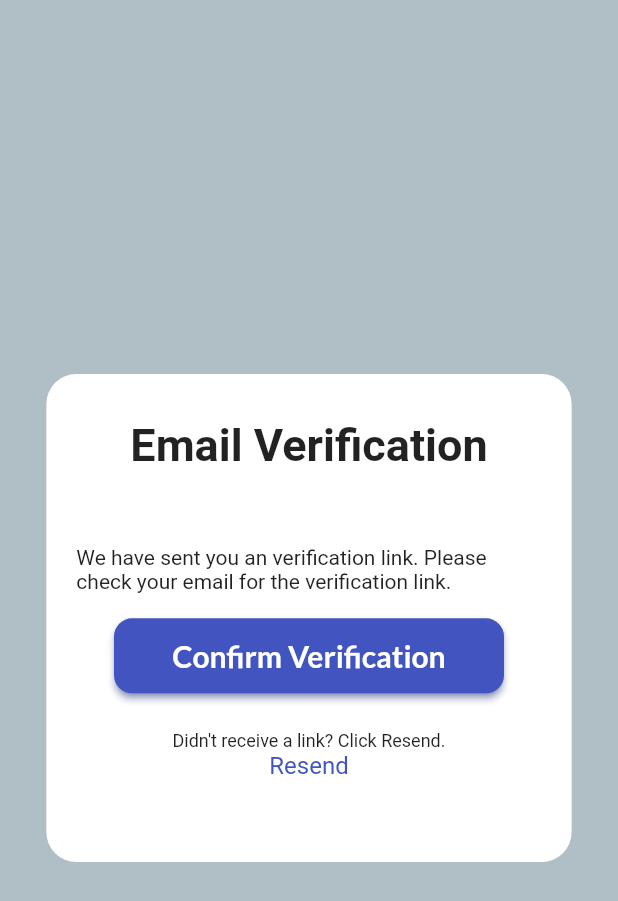
After one commit to fearalert/travelapp, a Flutter app: the ConfirmEmailVerification screen opened by its route, on a phone screen of 412 x 824 dp. The commit adds this screen. Shown: the top 901 px of the screen. Run offline on Flutter 3.47's test engine with Material 2 defaults, Android fonts, the phone set to English and light mode, and no system bars; our stand-ins replace cloud_firestore, firebase_auth, firebase_core, firebase_database, get, google_fonts; missing offline and left inert: splash_screen_view, staggered_grid_view_flutter; accounts and stored records are empty; Roboto replaces fonts that are missing (Laila).

Commit message:
email verification

```diff
--- a/lib/navigationtab/homepage.dart
+++ b/lib/navigationtab/homepage.dart
@@ -37,7 +37,7 @@ class _HomePageState extends State<HomePage> {
   Widget build(BuildContext context) {
     final searchController = TextEditingController();
     final List<String> categoryName = [
-      '${loggedInUser.name}',
+      'Pokhara',
       'Mustang',
       'Lumbini',
       'Kanyam',
--- /dev/null
+++ b/lib/screens/confirmverification.dart
@@ -0,0 +1,166 @@
+import 'package:flutter/material.dart';
+import 'package:get/get.dart';
+import 'package:google_fonts/google_fonts.dart';
+import 'package:travelapp/constants/constants.dart';
+import 'package:travelapp/navigationtab/homepage.dart';
+import 'package:travelapp/screens/register.dart';
+import 'package:travelapp/utils/utils.dart';
+
+class ConfirmEmailVerification extends StatelessWidget {
+  static const id = '/confiemverification';
+
+  const ConfirmEmailVerification({Key? key}) : super(key: key);
+
+  @override
+  Widget build(BuildContext context) {
+    Size size = MediaQuery.of(context).size;
+    return Scaffold(
+      backgroundColor: Colors.blueGrey[200],
+      body: Stack(children: [
+        SizedBox(
+          width: size.width,
+          height: size.height,
+          child: Align(
+            alignment: Alignment.center,
+            child: Container(
+              width: size.width * 0.85,
+              padding: const EdgeInsets.symmetric(horizontal: 20, vertical: 30),
+              decoration: BoxDecoration(
+                color: Colors.white,
+                borderRadius: BorderRadius.circular(20),
+              ),
+              child: SingleChildScrollView(
+                child: Center(
+                  child: Column(
+                    crossAxisAlignment: CrossAxisAlignment.center,
+                    mainAxisAlignment: MainAxisAlignment.center,
+                    children: <Widget>[
+                      // SizedBox(height: size.height * 0.08),
+                      Center(
+                        child: Text(
+                          "Email Verification",
+                          style: GoogleFonts.laila(
+                            fontSize: 30,
+                            fontWeight: FontWeight.bold,
+                          ),
+                        ),
+                      ),
+                      SizedBox(height: size.height * 0.06),
+                      Center(
+                        child: Text(
+                          'We have sent you an verification link. Please check your email for the verification link.',
+                          style: GoogleFonts.laila(),
+                        ),
+                      ),
+                      SizedBox(
+                        height: size.height * 0.02,
+                      ),
+
+                      Row(
+                        mainAxisAlignment: MainAxisAlignment.center,
+                        children: [
+                          SizedBox(
+                            width: 260.0,
+                            height: 50.0,
+                            child: ElevatedButton(
+                                child: Text(
+                                  "Confirm Verification",
+                                  style: GoogleFonts.lato(
+                                    color: Colors.white,
+                                    fontSize: 20.0,
+                                    fontWeight: FontWeight.bold,
+                                  ),
+                                ),
+                                style: ButtonStyle(
+                                  shape: MaterialStateProperty.all(
+                                      RoundedRectangleBorder(
+                                          borderRadius:
+                                              BorderRadius.circular(12))),
+                                  backgroundColor:
+                                      MaterialStateProperty.all(kPrimaryColor),
+                                  shadowColor:
+                                      MaterialStateProperty.all(kPrimaryColor),
+                                ),
+                                onPressed: () async {
+                                  showDialog(
+                                      barrierDismissible: false,
+                                      context: context,
+                                      builder: (context) => Column(
+                                            mainAxisSize: MainAxisSize.min,
+                                            mainAxisAlignment:
+                                                MainAxisAlignment.center,
+                                            children: const [
+                                              CircularProgressIndicator(
+                                                color: kPrimaryColor,
+                                                backgroundColor: Colors.white,
+                                              ),
+                                            ],
+                                          ));
+                                  await userAuthentication.reload();
+                                  // const CircularProgressIndicator();
+                                  if (await userAuthentication
+                                          .isEmailVerified() ==
+                                      true) {
+                                    Get.back();
+                                    Get.offAllNamed(HomePage.id);
+                                    getSnackBar(
+                                      title: 'CONGRATULATIONS!',
+                                      message: 'Your email has been verified',
+                                      color: Colors.green.shade300,
+                                    );
+                                  } else {
+                                    await userAuthentication.logOut();
+                                    Get.back();
+                                    getSnackBar(
+                                      title: 'ERROR!',
+                                      message:
+                                          'Your email has not been verified',
+                                      color: Colors.red.shade300,
+                                    );
+                                  }
+                                }),
+                          ),
+                        ],
+                      ),
+                      SizedBox(
+                        height: size.height * 0.03,
+                      ),
+                      Column(
+                        mainAxisAlignment: MainAxisAlignment.center,
+                        crossAxisAlignment: CrossAxisAlignment.center,
+                        children: [
+                          Text(
+                            'Didn\'t receive a link? Click Resend.',
+                            style: GoogleFonts.laila(
+                              fontSize: 12.0,
+                            ),
+                          ),
+                          GestureDetector(
+                            onTap: () {
+                              // Get.toNamed(HomePage.id);
+                              userAuthentication.sendEmailVerification();
+                            },
+                            child: Text(
+                              'Resend',
+                              style: GoogleFonts.laila(
+                                fontSize: 16.0,
+                                color: kPrimaryColor,
+                              ),
+                            ),
+                          ),
+                        ],
+                      ),
+                      SizedBox(
+                        height: size.height * 0.03,
+                      ),
+                    ],
+                  ),
+                ),
+              ),
+            ),
+          ),
+        ),
+      ]),
+    );
+  }
+}
--- a/lib/screens/register.dart
+++ b/lib/screens/register.dart
@@ -5,6 +5,7 @@ import 'package:travelapp/authentication/userauthentication.dart';
 import 'package:travelapp/components/customPasswordTextField.dart';
 import 'package:travelapp/constants/constants.dart';
 import 'package:travelapp/main.dart';
+import 'package:travelapp/screens/confirmverification.dart';
 import 'package:travelapp/screens/login.dart';
 
 class Registration extends StatefulWidget {
@@ -238,6 +239,8 @@ class _RegistrationState extends State<Registration> {
       final userAuthentication = UserAuthentication();
       userAuthentication.signUp(registrationController.emailController.text,
           registrationController.passwordController.text);
+      userAuthentication.sendEmailVerification();
+      Get.toNamed(ConfirmEmailVerification.id);
     }
   }
 }
--- a/lib/screens/welcome.dart
+++ b/lib/screens/welcome.dart
@@ -2,7 +2,9 @@ import 'package:flutter/material.dart';
 import 'package:google_fonts/google_fonts.dart';
 import 'package:splash_screen_view/SplashScreenView.dart';
 import 'package:travelapp/constants/constants.dart';
+import 'package:travelapp/screens/confirmverification.dart';
 import 'package:travelapp/screens/login.dart';
+import 'package:travelapp/screens/register.dart';
 
 class WelcomeScreen extends StatelessWidget {
   static const String id = '/welcome';
@@ -14,7 +16,7 @@ class WelcomeScreen extends StatelessWidget {
     return SplashScreenView(
       backgroundColor: const Color(0xffffffff),
       //  navigateroute: result != null ? Home(uid: result.uid) : SignUp(),
-      navigateRoute: const LogInScreen(),
+      navigateRoute: const Registration(),
       duration: 3000,
       text: 'Tours & Travels',
       textStyle: GoogleFonts.arizonia(
--- a/pubspec.yaml
+++ b/pubspec.yaml
@@ -36,7 +36,6 @@ dependencies:
   cupertino_icons: ^1.0.2
   get: ^4.6.1
   google_fonts: ^2.3.1
-  fluttertoast: ^8.0.9
   staggered_grid_view_flutter: ^0.0.4
   cloud_firestore: ^3.1.10
   firebase_auth: ^3.3.11
```
Also changed, not shown: lib/authentication/userauthentication.dart (+25 -7 lines), lib/main.dart (+4 -3 lines), lib/utils/validator.dart (deleted, +0 -45 lines), pubspec.lock.
